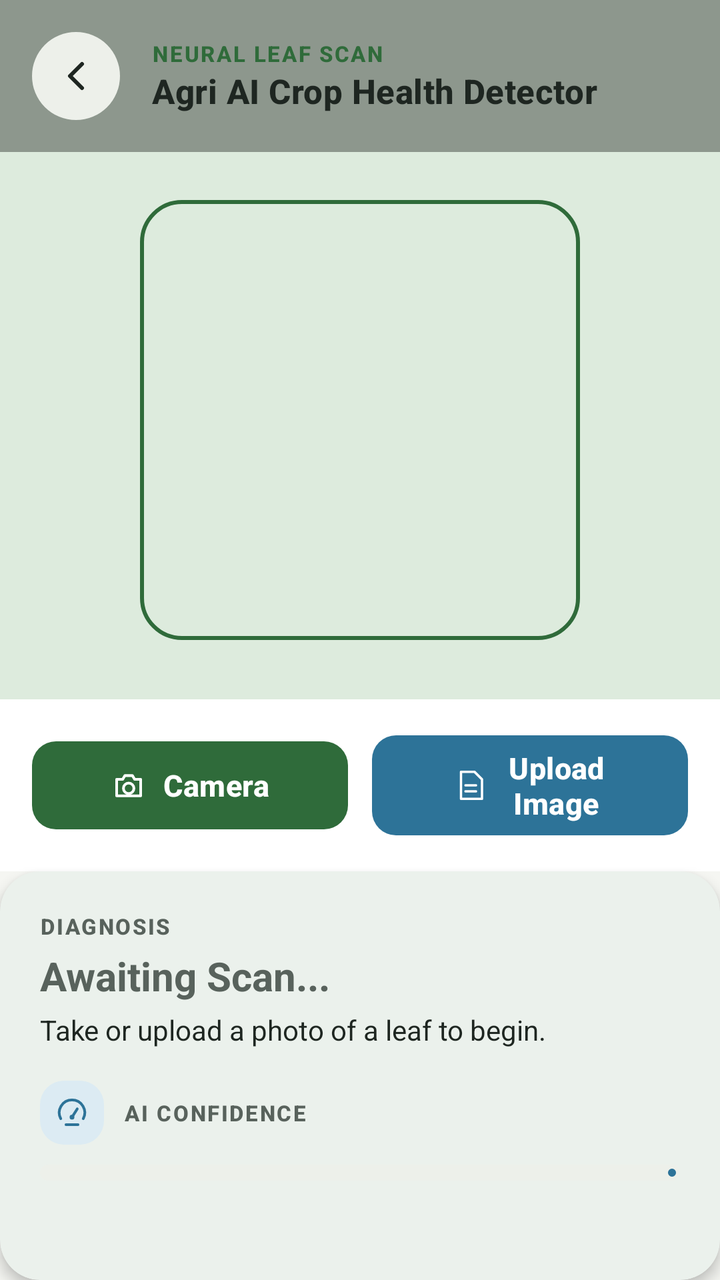
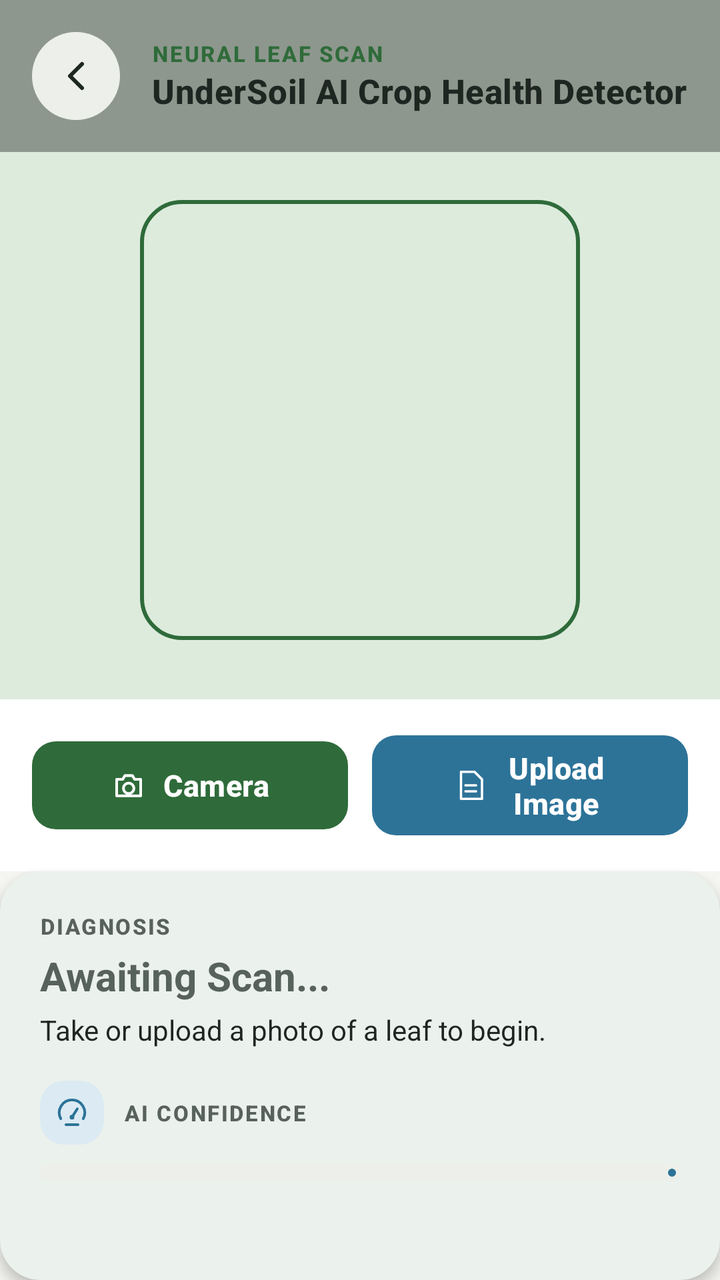

Compare the two renders of this Android layout. The source of the first and the diff that turns it into the second are given below.
<!-- AndroidManifest.xml: application theme Theme.Undersoil -->
<!-- res/layout/activity_camera_detector.xml -->
<?xml version="1.0" encoding="utf-8"?>
<androidx.constraintlayout.widget.ConstraintLayout xmlns:android="http://schemas.android.com/apk/res/android"
    xmlns:app="http://schemas.android.com/apk/res-auto"
    xmlns:tools="http://schemas.android.com/tools"
    android:layout_width="match_parent"
    android:layout_height="match_parent"
    android:background="@color/us_bg">

    
    <ImageView
        android:id="@+id/ivCapturedImage"
        android:layout_width="0dp"
        android:layout_height="0dp"
        android:scaleType="centerCrop"
        android:src="@drawable/bg_photo_placeholder"
        app:layout_constraintBottom_toTopOf="@id/cardControls"
        app:layout_constraintEnd_toEndOf="parent"
        app:layout_constraintStart_toStartOf="parent"
        app:layout_constraintTop_toTopOf="parent" />

    
    <LinearLayout
        android:id="@+id/headerContainer"
        android:layout_width="match_parent"
        android:layout_height="wrap_content"
        android:background="@color/us_scrim"
        android:gravity="center_vertical"
        android:orientation="horizontal"
        android:padding="16dp"
        app:layout_constraintTop_toTopOf="parent">

        <ImageButton
            android:id="@+id/backButton"
            android:layout_width="44dp"
            android:layout_height="44dp"
            android:background="@drawable/bg_circle_white"
            android:contentDescription="Back"
            android:padding="12dp"
            android:src="@drawable/ic_back_arrow"
            app:tint="@color/us_text_primary" />

        <LinearLayout
            android:layout_width="0dp"
            android:layout_height="wrap_content"
            android:layout_marginStart="16dp"
            android:layout_weight="1"
            android:orientation="vertical">

            <TextView
                android:layout_width="wrap_content"
                android:layout_height="wrap_content"
                android:text="Neural leaf scan"
                android:textAppearance="@style/TextAppearance.AgriTech.Label"
                android:textColor="@color/us_bio_green" />

            <TextView
                android:layout_width="wrap_content"
                android:layout_height="wrap_content"
                android:text="Agri AI Crop Health Detector"
                android:textAppearance="@style/TextAppearance.AgriTech.Title" />
        </LinearLayout>

    </LinearLayout>

    
    <View
        android:id="@+id/scanFrame"
        android:layout_width="220dp"
        android:layout_height="220dp"
        android:background="@drawable/bg_scan_frame"
        app:layout_constraintBottom_toTopOf="@id/cardControls"
        app:layout_constraintEnd_toEndOf="parent"
        app:layout_constraintStart_toStartOf="parent"
        app:layout_constraintTop_toBottomOf="@id/headerContainer"
        app:layout_constraintVertical_bias="0.45" />

    
    <com.google.android.material.card.MaterialCardView
        android:id="@+id/cardControls"
        android:layout_width="match_parent"
        android:layout_height="wrap_content"
        app:cardBackgroundColor="@color/us_surface"
        app:cardCornerRadius="0dp"
        app:cardElevation="0dp"
        app:layout_constraintBottom_toTopOf="@id/cardDiagnosisResult"
        app:strokeWidth="0dp">

        <LinearLayout
            android:layout_width="match_parent"
            android:layout_height="wrap_content"
            android:gravity="center"
            android:orientation="horizontal"
            android:paddingHorizontal="16dp"
            android:paddingVertical="14dp">

            <com.google.android.material.button.MaterialButton
                android:id="@+id/btnTakePhoto"
                style="@style/Widget.AgriTech.Button"
                android:layout_width="0dp"
                android:layout_height="wrap_content"
                android:layout_marginEnd="6dp"
                android:layout_weight="1"
                android:text="Camera"
                app:icon="@drawable/ic_camera"
                app:iconGravity="textStart" />

            <com.google.android.material.button.MaterialButton
                android:id="@+id/btnPickGallery"
                style="@style/Widget.AgriTech.Button.Aqua"
                android:layout_width="0dp"
                android:layout_height="wrap_content"
                android:layout_marginStart="6dp"
                android:layout_weight="1"
                android:text="Upload Image"
                app:icon="@drawable/ic_document"
                app:iconGravity="textStart" />

        </LinearLayout>
    </com.google.android.material.card.MaterialCardView>

    
    <com.google.android.material.card.MaterialCardView
        android:id="@+id/cardDiagnosisResult"
        style="@style/Widget.AgriTech.CardView.Glow"
        android:layout_width="match_parent"
        android:layout_height="wrap_content"
        app:cardCornerRadius="20dp"
        app:cardElevation="4dp"
        app:layout_constraintBottom_toBottomOf="parent">

        <LinearLayout
            android:layout_width="match_parent"
            android:layout_height="wrap_content"
            android:orientation="vertical"
            android:paddingHorizontal="20dp"
            android:padding="20dp">

            <TextView
                android:layout_width="wrap_content"
                android:layout_height="wrap_content"
                android:text="Diagnosis"
                android:textAppearance="@style/TextAppearance.AgriTech.Label" />

            <TextView
                android:id="@+id/tvDiagnosisStatus"
                android:layout_width="match_parent"
                android:layout_height="wrap_content"
                android:layout_marginTop="4dp"
                android:text="Awaiting Scan..."
                android:textAppearance="@style/TextAppearance.AgriTech.Headline"
                android:textColor="@color/us_text_secondary"
                android:textSize="20sp" />

            <TextView
                android:id="@+id/tvClassLabel"
                android:layout_width="wrap_content"
                android:layout_height="wrap_content"
                android:layout_marginTop="4dp"
                android:text="Take or upload a photo of a leaf to begin."
                android:textColor="@color/us_text_primary"
                android:textSize="14sp" />

            
            <LinearLayout
                android:layout_width="match_parent"
                android:layout_height="wrap_content"
                android:layout_marginTop="16dp"
                android:gravity="center_vertical"
                android:orientation="horizontal">

                <ImageView
                    style="@style/Widget.AgriTech.IconTile.Aqua"
                    android:layout_width="32dp"
                    android:layout_height="32dp"
                    android:padding="7dp"
                    android:src="@drawable/ic_confidence" />

                <TextView
                    android:layout_width="0dp"
                    android:layout_height="wrap_content"
                    android:layout_marginStart="10dp"
                    android:layout_weight="1"
                    android:text="AI confidence"
                    android:textAppearance="@style/TextAppearance.AgriTech.Label" />

                <TextView
                    android:id="@+id/tvConfidenceText"
                    android:layout_width="wrap_content"
                    android:layout_height="wrap_content"
                    android:fontFamily="sans-serif-condensed"
                    android:text=""
                    android:textColor="@color/us_aqua"
                    android:textSize="16sp"
                    android:textStyle="bold" />
            </LinearLayout>

            
            <com.google.android.material.progressindicator.LinearProgressIndicator
                android:id="@+id/pbConfidence"
                android:layout_width="match_parent"
                android:layout_height="wrap_content"
                android:layout_marginTop="10dp"
                android:max="100"
                android:progress="0"
                app:indicatorColor="@color/us_aqua"
                app:trackColor="@color/us_surface_raised"
                app:trackCornerRadius="4dp"
                app:trackThickness="8dp" />

            <TextView
                android:id="@+id/tvRecommendation"
                android:layout_width="match_parent"
                android:layout_height="wrap_content"
                android:layout_marginTop="12dp"
                android:lineSpacingExtra="2dp"
                android:text=""
                android:textAppearance="@style/TextAppearance.AgriTech.Body"
                android:textSize="13sp" />

            <com.google.android.material.button.MaterialButton
                android:id="@+id/btnShowRecommendations"
                style="@style/Widget.AgriTech.Button"
                android:layout_width="match_parent"
                android:layout_height="wrap_content"
                android:layout_marginTop="14dp"
                android:text="Show Recommendations"
                android:visibility="gone"
                app:icon="@drawable/ic_shield"
                app:iconGravity="textStart" />

        </LinearLayout>
    </com.google.android.material.card.MaterialCardView>

</androidx.constraintlayout.widget.ConstraintLayout>
<!-- resources referenced by this layout -->
<resources>
  <color name="us_aqua">#2D7398</color>
  <color name="us_bg">#F5F6F2</color>
  <color name="us_bio_green">#2F6B3A</color>
  <color name="us_scrim">#66141A16</color>
  <color name="us_surface">#FFFFFF</color>
  <color name="us_surface_raised">#EDF0EA</color>
  <color name="us_text_primary">#1E2621</color>
  <color name="us_text_secondary">#58625C</color>
  <!-- drawable bg_circle_white (drawable) -->
  <?xml version="1.0" encoding="utf-8"?>
  <shape xmlns:android="http://schemas.android.com/apk/res/android"
      android:shape="oval">
      <solid android:color="@color/us_surface_raised" />
  </shape>
  <!-- drawable bg_photo_placeholder (drawable) -->
  <?xml version="1.0" encoding="utf-8"?>
  <shape xmlns:android="http://schemas.android.com/apk/res/android"
      android:shape="rectangle">
      <solid android:color="@color/us_bio_green_container" />
  </shape>
  <style name="TextAppearance.AgriTech.Body" parent="TextAppearance.Material3.BodyMedium">
          <item name="android:textColor">@color/us_text_secondary</item>
          <item name="android:textSize">14sp</item>
      </style>
  <style name="Widget.AgriTech.Button.Aqua">
          <item name="backgroundTint">@color/selector_button_aqua_bg</item>
          <item name="android:textColor">@color/us_on_aqua</item>
          <item name="iconTint">@color/us_on_aqua</item>
      </style>
  <style name="Widget.AgriTech.CardView.Glow">
          <item name="cardElevation">2dp</item>
      </style>
  <style name="Widget.AgriTech.IconTile.Aqua">
          <item name="android:background">@drawable/bg_icon_tile_aqua</item>
          <item name="tint">@color/us_aqua</item>
      </style>
  <style name="Theme.Undersoil" parent="Base.Theme.Undersoil" />
  <color name="us_bio_green_container">#DDEBDD</color>
  <style name="ShapeAppearance.AgriTech.Button" parent="">
          <item name="cornerFamily">rounded</item>
          <item name="cornerSize">12dp</item>
      </style>
  <color name="us_on_aqua">#FFFFFF</color>
  <style name="Base.Theme.Undersoil" parent="AgriTech.Theme" />
  <color name="us_aqua_container">#DCEBF3</color>
  <color name="us_on_bio_green">#FFFFFF</color>
  <color name="us_on_bio_green_container">#163A1E</color>
  <color name="us_bio_green_dim">#24542D</color>
  <color name="us_on_aqua_container">#123547</color>
  <color name="us_amber">#B8742A</color>
  <color name="us_amber_container">#F6E8D6</color>
  <color name="us_danger">#B34A3C</color>
  <color name="us_on_danger">#FFFFFF</color>
  <color name="us_danger_container">#F8E1DC</color>
  <color name="us_surface_card">#FFFFFF</color>
  <color name="us_outline_strong">#C4CBC1</color>
  <color name="us_outline">#E2E6DF</color>
  <color name="us_bio_green_glow">#1F2F6B3A</color>
  <color name="us_text_hint">#89928C</color>
  <style name="ShapeAppearance.AgriTech.Small" parent="ShapeAppearance.Material3.Corner.Small">
          <item name="cornerFamily">rounded</item>
          <item name="cornerSize">8dp</item>
      </style>
  <style name="ShapeAppearance.AgriTech.Medium" parent="ShapeAppearance.Material3.Corner.Medium">
          <item name="cornerFamily">rounded</item>
          <item name="cornerSize">16dp</item>
      </style>
  <style name="ShapeAppearance.AgriTech.Large" parent="ShapeAppearance.Material3.Corner.Large">
          <item name="cornerFamily">rounded</item>
          <item name="cornerSize">20dp</item>
      </style>
  <style name="TextAppearance.AgriTech.NavLabel.Active">
          <item name="android:textStyle">bold</item>
      </style>
  <style name="TextAppearance.AgriTech.NavLabel" parent="TextAppearance.Material3.LabelMedium">
          <item name="android:textSize">12sp</item>
          <item name="android:letterSpacing">0.04</item>
      </style>
  <style name="ShapeAppearance.AgriTech.Pill" parent="">
          <item name="cornerFamily">rounded</item>
          <item name="cornerSize">50%</item>
      </style>
  <color name="us_surface_input">#F3F5F0</color>
  <!-- unchanged entries left out for length: 21 -->
</resources>

<!-- the commit's change to res/layout/activity_camera_detector.xml (unified diff, before → after) -->
@@ -56,7 +56,7 @@
             <TextView
                 android:layout_width="wrap_content"
                 android:layout_height="wrap_content"
-                android:text="Agri AI Crop Health Detector"
+                android:text="UnderSoil AI Crop Health Detector"
                 android:textAppearance="@style/TextAppearance.AgriTech.Title" />
         </LinearLayout>
 
